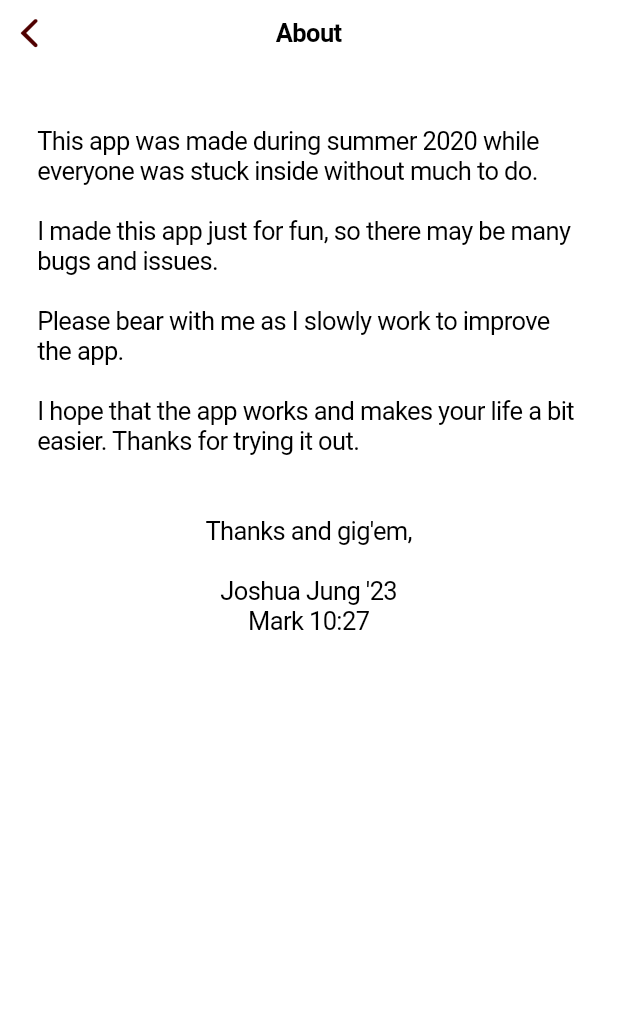
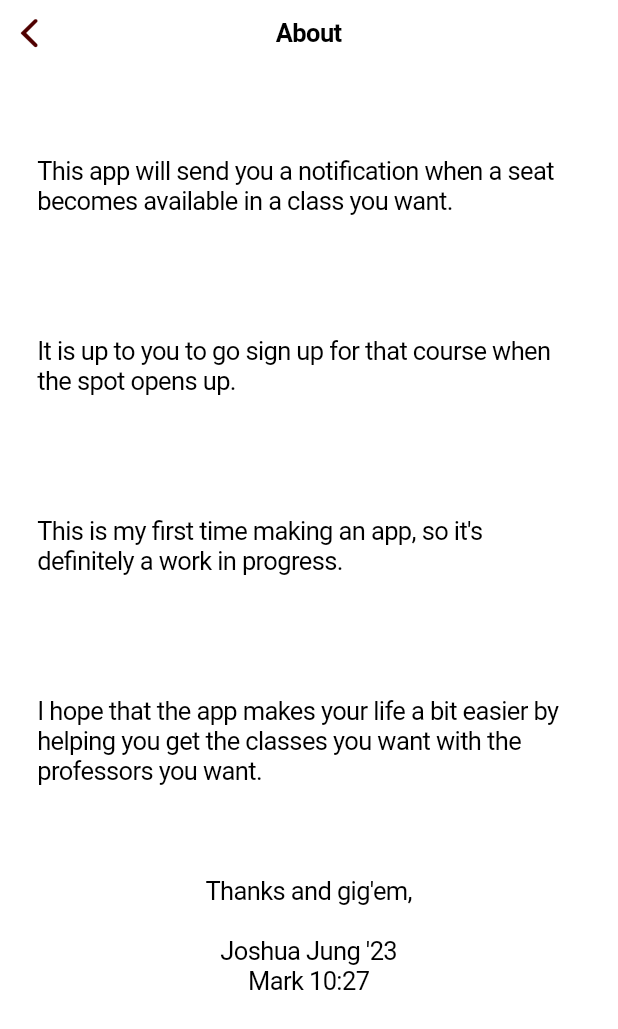
Before and after one commit to joshuajung01/SectionSniperIOS, a Flutter app: the DetailPage screen opened directly, on a phone screen of 412 x 824 dp. Shown: the top 1029 px of the screen. Run offline on Flutter 3.47's test engine with Material 2 defaults, Android fonts, the phone set to English and light mode, and no system bars; our stand-ins replace cloud_firestore, firebase_auth, firebase_messaging; accounts and stored records are empty.

Commit message:
UI/Ux Upgrade

```diff
--- a/lib/Tabs/searchResults.dart
+++ b/lib/Tabs/searchResults.dart
@@ -39,10 +39,12 @@ class _SearchResultsState extends State<SearchResults> {
                   else{
                     DetailedCourse course = allCourses.elementAt(index);
                     if(!course.selected){
-                      addIcon = Icon(CupertinoIcons.add_circled);
+                      addIcon = Icon(CupertinoIcons.add_circled,
+                        color: Color.fromRGBO(80, 0, 0, 1),);
                     }
                     else{
-                      addIcon = Icon(CupertinoIcons.check_mark_circled_solid);
+                      addIcon = Icon(CupertinoIcons.check_mark_circled_solid,
+                        color: Color.fromRGBO(80, 0, 0, 1),);
                     }
 
                     if(allCourses.elementAt(index).open > 0){
--- a/lib/Tabs/settings_tab.dart
+++ b/lib/Tabs/settings_tab.dart
@@ -181,16 +181,45 @@ class DetailPage extends StatelessWidget {
                 children: <Widget>[
                   Expanded(
                     flex: 1,
+                    child: Center(
                       child: Column(
                         children: <Widget>[
-                        Text('\n\nThis app was made during summer 2020 while everyone was stuck inside without much to do.\n'),
-                        Text('I made this app just for fun, so there may be many bugs and issues.\n'),
-                        Text('Please bear with me as I slowly work to improve the app.\n'),
-                        Text('I hope that the app works and makes your life a bit easier. Thanks for trying it out.\n\n'),
+                          Expanded(
+                            flex: 1,
+                            child: Column(),
+                          ),
+                          Expanded(
+                            flex: 2,
+                            child: Text('This app will send you a notification when a seat becomes available in a class you want.'),
+                          ),
+                          Expanded(
+                            flex: 2,
+                            child:  Text('It is up to you to go sign up for that course when the spot opens up.'),
+                          ),
+                          Expanded(
+                            flex: 2,
+                            child: Text('This is my first time making an app, so it\'s definitely a work in progress.'),
+                          ),
+                          Expanded(
+                            flex: 2,
+                            child: Text('I hope that the app makes your life a bit easier by helping you get the classes you want with the professors you want.'),
+                          ),
+                          Expanded(
+                            flex: 3,
+                            child: Column(
+                              children: <Widget>[
                                 Text('Thanks and gig\'em,\n'),
                                 Text('Joshua Jung \'23'),
                                 Text('Mark 10:27'),
                               ],
+                            ),
+                          ),
+                          Expanded(
+                            flex: 1,
+                            child: Column(),
+                          ),
+                        ],
+                      ),
                     ),
                   ),
                 ],
@@ -217,7 +246,7 @@ class DetailPage extends StatelessWidget {
                   child: Column(
                     children: <Widget>[
                       Text('Questions or Need Help?'),
-                      Text('section.sniper.help@gmail.com'),
+                      Text('tamu.selection.time@gmail.com'),
                     ],
                   ),
                 ),
```
Also changed, not shown: lib/Tabs/addingCourse.dart (+6 -6 lines), lib/Tabs/home_tab.dart (+6 -2 lines), lib/Tabs/wishlist_tab.dart (+35 -7 lines), lib/home.dart (+2 -6 lines). Lines whose indentation alone changed are shown as unchanged.
